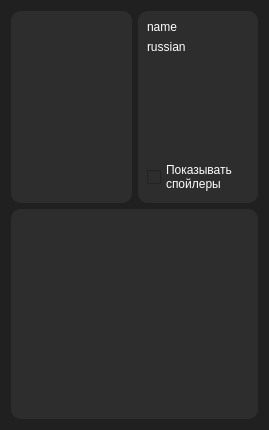
Before: the Qt Designer form data/ui/character.ui in brandonzorn/Nlight, drawn with Qt 5.
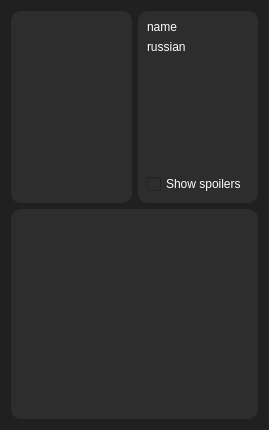
After: the same form once the commit is applied.

```diff
--- a/data/ui/character.ui
+++ b/data/ui/character.ui
@@ -175,8 +175,7 @@
         <item>
          <widget class="QCheckBox" name="show_spoilers">
           <property name="text">
-           <string>Показывать
-спойлеры</string>
+           <string>Show spoilers</string>
           </property>
          </widget>
         </item>
```
Left out of the diff: 10 changed lines with no effect on the pictures.
